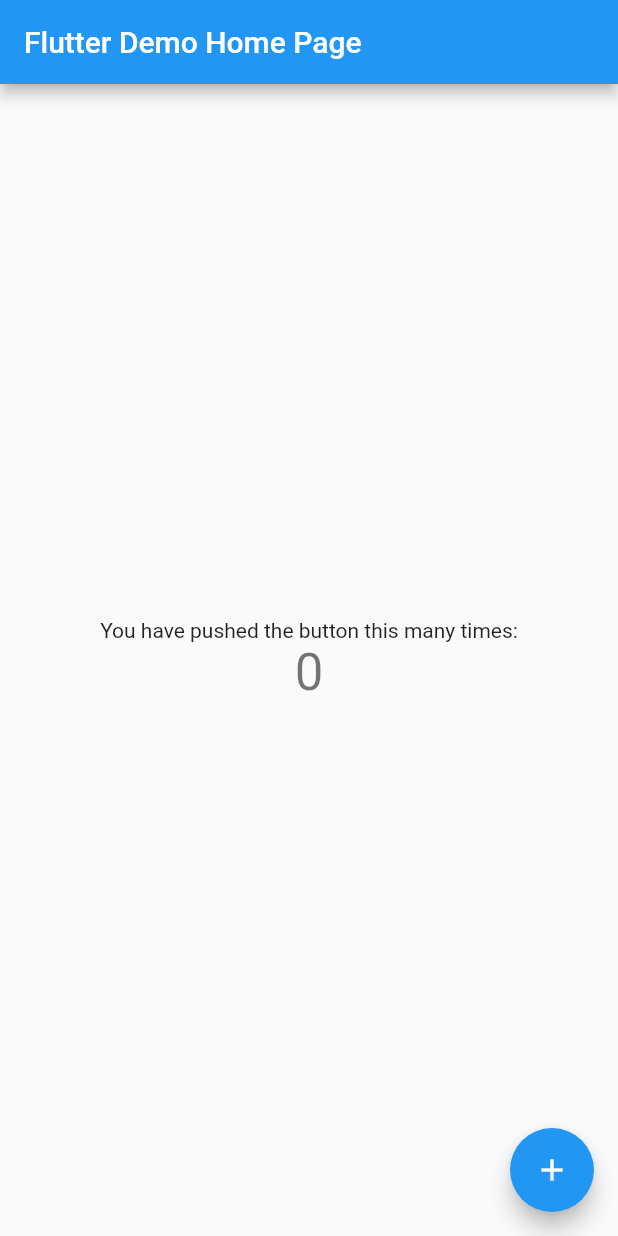
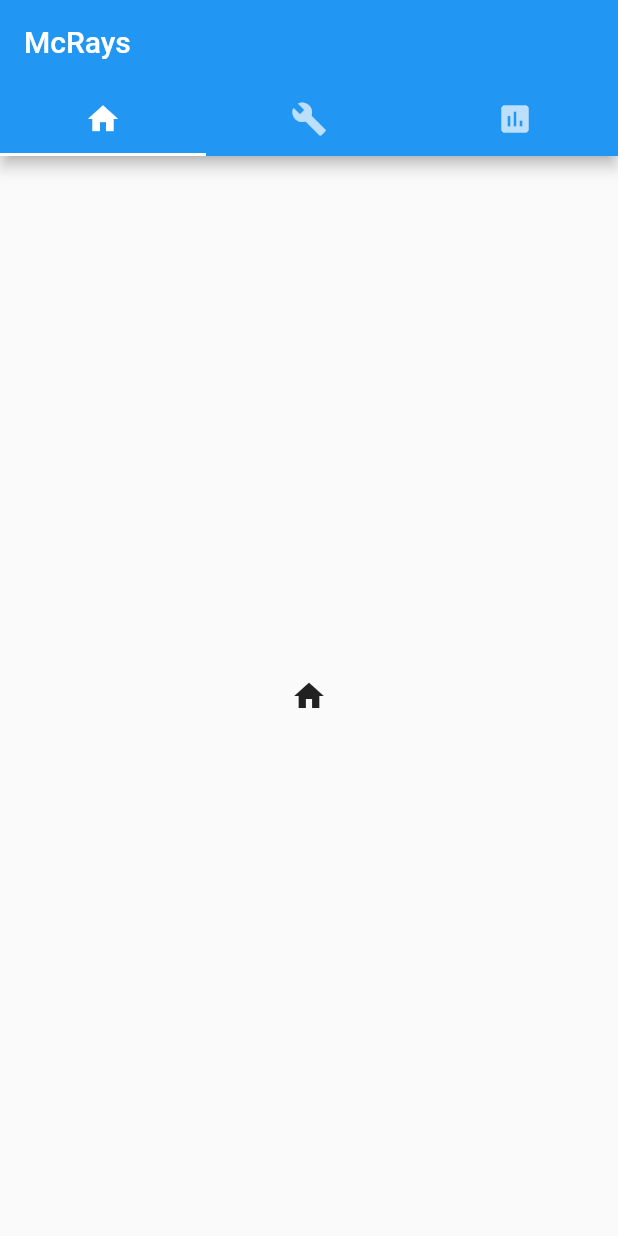
Before and after one commit to piyo-oyap/mcrays-app, a Flutter app: the screen it shows after launch, on a phone screen of 412 x 824 dp. Run offline on Flutter 3.47's test engine with Material 2 defaults, Android fonts, the phone set to English and light mode, and no system bars.

Commit message:
Done app bar and tabview

```diff
--- /dev/null
+++ b/lib/app.dart
@@ -0,0 +1,32 @@
+import 'package:flutter/material.dart';
+
+class App extends StatelessWidget {
+  final materialApp = MaterialApp(
+    home: DefaultTabController(
+      length: 3,
+      child: Scaffold(
+        appBar: AppBar(
+          bottom:TabBar(
+            tabs: <Widget>[
+              Tab(icon: Icon(Icons.home)),
+              Tab(icon: Icon(Icons.build)),
+              Tab(icon: Icon(Icons.insert_chart)),
+            ],
+          ),
+          title: Text("McRays"),
+        ),
+        body: TabBarView(
+          children: <Widget>[
+            Icon(Icons.home),
+            Icon(Icons.build),
+            Icon(Icons.insert_chart),
+          ],
+        ),
+      ),
+    ),
+  );
+  @override
+  Widget build(BuildContext context) {
+    return materialApp;
+  }
+}
--- a/lib/main.dart
+++ b/lib/main.dart
@@ -1,111 +1,4 @@
 import 'package:flutter/material.dart';
+import 'package:aquaphonics/app.dart';
 
-void main() => runApp(MyApp());
-
-class MyApp extends StatelessWidget {
-  // This widget is the root of your application.
-  @override
-  Widget build(BuildContext context) {
-    return MaterialApp(
-      title: 'Flutter Demo',
-      theme: ThemeData(
-        // This is the theme of your application.
-        //
-        // Try running your application with "flutter run". You'll see the
-        // application has a blue toolbar. Then, without quitting the app, try
-        // changing the primarySwatch below to Colors.green and then invoke
-        // "hot reload" (press "r" in the console where you ran "flutter run",
-        // or simply save your changes to "hot reload" in a Flutter IDE).
-        // Notice that the counter didn't reset back to zero; the application
-        // is not restarted.
-        primarySwatch: Colors.blue,
-      ),
-      home: MyHomePage(title: 'Flutter Demo Home Page'),
-    );
-  }
-}
-
-class MyHomePage extends StatefulWidget {
-  MyHomePage({Key key, this.title}) : super(key: key);
-
-  // This widget is the home page of your application. It is stateful, meaning
-  // that it has a State object (defined below) that contains fields that affect
-  // how it looks.
-
-  // This class is the configuration for the state. It holds the values (in this
-  // case the title) provided by the parent (in this case the App widget) and
-  // used by the build method of the State. Fields in a Widget subclass are
-  // always marked "final".
-
-  final String title;
-
-  @override
-  _MyHomePageState createState() => _MyHomePageState();
-}
-
-class _MyHomePageState extends State<MyHomePage> {
-  int _counter = 0;
-
-  void _incrementCounter() {
-    setState(() {
-      // This call to setState tells the Flutter framework that something has
-      // changed in this State, which causes it to rerun the build method below
-      // so that the display can reflect the updated values. If we changed
-      // _counter without calling setState(), then the build method would not be
-      // called again, and so nothing would appear to happen.
-      _counter++;
-    });
-  }
-
-  @override
-  Widget build(BuildContext context) {
-    // This method is rerun every time setState is called, for instance as done
-    // by the _incrementCounter method above.
-    //
-    // The Flutter framework has been optimized to make rerunning build methods
-    // fast, so that you can just rebuild anything that needs updating rather
-    // than having to individually change instances of widgets.
-    return Scaffold(
-      appBar: AppBar(
-        // Here we take the value from the MyHomePage object that was created by
-        // the App.build method, and use it to set our appbar title.
-        title: Text(widget.title),
-      ),
-      body: Center(
-        // Center is a layout widget. It takes a single child and positions it
-        // in the middle of the parent.
-        child: Column(
-          // Column is also a layout widget. It takes a list of children and
-          // arranges them vertically. By default, it sizes itself to fit its
-          // children horizontally, and tries to be as tall as its parent.
-          //
-          // Invoke "debug painting" (press "p" in the console, choose the
-          // "Toggle Debug Paint" action from the Flutter Inspector in Android
-          // Studio, or the "Toggle Debug Paint" command in Visual Studio Code)
-          // to see the wireframe for each widget.
-          //
-          // Column has various properties to control how it sizes itself and
-          // how it positions its children. Here we use mainAxisAlignment to
-          // center the children vertically; the main axis here is the vertical
-          // axis because Columns are vertical (the cross axis would be
-          // horizontal).
-          mainAxisAlignment: MainAxisAlignment.center,
-          children: <Widget>[
-            Text(
-              'You have pushed the button this many times:',
-            ),
-            Text(
-              '$_counter',
-              style: Theme.of(context).textTheme.headline4,
-            ),
-          ],
-        ),
-      ),
-      floatingActionButton: FloatingActionButton(
-        onPressed: _incrementCounter,
-        tooltip: 'Increment',
-        child: Icon(Icons.add),
-      ), // This trailing comma makes auto-formatting nicer for build methods.
-    );
-  }
-}
+void main() => runApp(App());
```
